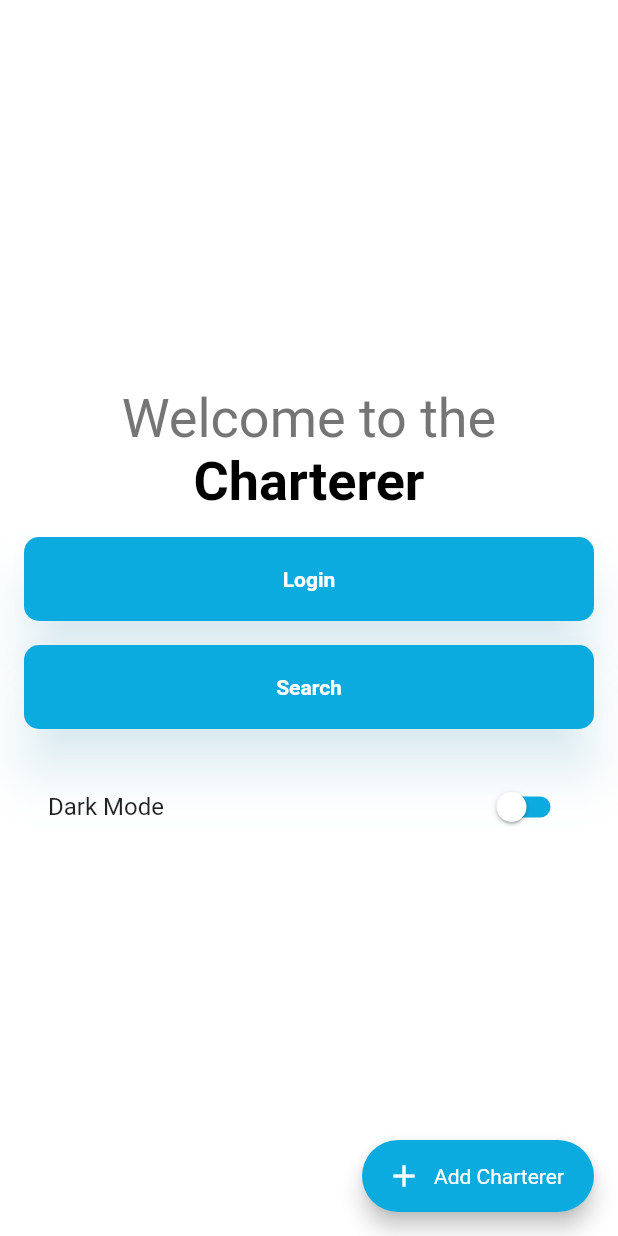
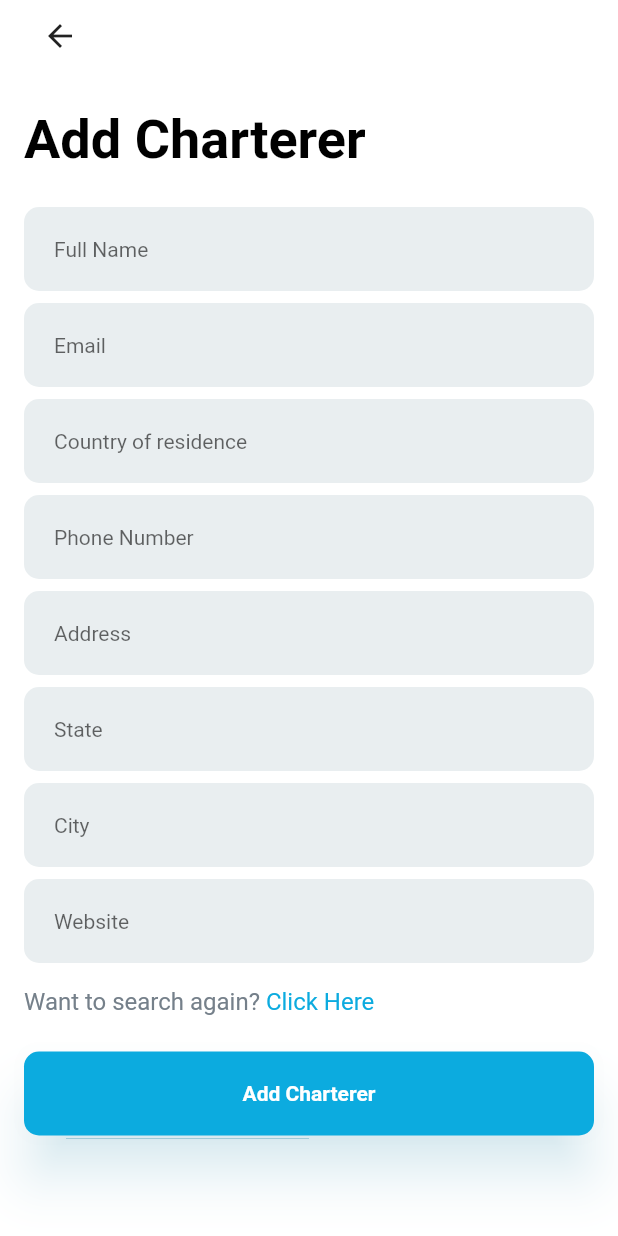
Before and after one commit to iamsahilsonawane/charterer_test_demo, a Flutter app: the screen it shows after launch, after a tap on "Add Charterer", on a phone screen of 412 x 824 dp. Run offline on Flutter 3.47's test engine with Material 2 defaults, Android fonts, the light colour scheme and no system bars; our stand-ins replace dio, equatable, flutter_bloc, get_it, shared_preferences.

Commit message:
feat: add charterer design

```diff
--- a/lib/app_router.dart
+++ b/lib/app_router.dart
@@ -1,5 +1,6 @@
 import 'dart:developer';
 
+import 'package:charter_flutter/presentation/pages/charterer/add_charterer_page.dart';
 import 'package:charter_flutter/presentation/pages/home_page/home_page.dart';
 import 'package:flutter/material.dart';
 
@@ -54,6 +55,12 @@ class AppRouter {
           fullscreenDialog: false,
         );
 
+      case Routes.createCharterer:
+        return MaterialPageRoute<dynamic>(
+          builder: (_) => const AddChartererPage(),
+          settings: settings,
+          fullscreenDialog: false,
+        );
       default:
         return null;
     }
--- a/lib/presentation/core/widgets/app_text_field.dart
+++ b/lib/presentation/core/widgets/app_text_field.dart
@@ -7,17 +7,22 @@ class AppTextField extends StatelessWidget {
     this.hintText,
     this.onChanged,
     this.onSubmitted,
+    this.isDensePadding = false,
+    this.controller,
   }) : super(key: key);
 
   final Widget? suffixIcon;
   final String? hintText;
   final void Function(String)? onChanged;
   final void Function(String)? onSubmitted;
+  final bool isDensePadding;
+  final TextEditingController? controller;
 
   @override
   Widget build(BuildContext context) {
     return TextField(
       style: const TextStyle(fontSize: 14, fontWeight: FontWeight.w400),
+      controller: controller,
       onChanged: onChanged,
       onSubmitted: onSubmitted,
       decoration: InputDecoration(
@@ -27,8 +32,9 @@ class AppTextField extends StatelessWidget {
         suffixIconConstraints:
             const BoxConstraints(minHeight: 30, minWidth: 30),
         isDense: true,
-        contentPadding:
-            const EdgeInsets.symmetric(horizontal: 20.0, vertical: 12.0),
+        contentPadding: isDensePadding
+            ? const EdgeInsets.symmetric(horizontal: 20.0, vertical: 12.0)
+            : const EdgeInsets.symmetric(horizontal: 20.0, vertical: 20.0),
         border: OutlineInputBorder(
           borderRadius: BorderRadius.circular(10.0),
           borderSide: BorderSide.none,
--- a/lib/presentation/pages/charterer/add_charterer_page.dart
+++ b/lib/presentation/pages/charterer/add_charterer_page.dart
@@ -1,9 +1,128 @@
+import 'package:charter_flutter/presentation/core/ui_helpers.dart';
+import 'package:charter_flutter/presentation/core/widgets/app_text_field.dart';
+import 'package:charter_flutter/presentation/core/widgets/default_app_padding.dart';
+import 'package:flutter/material.dart';
 
-// class AddChartererPage extends StatelessWidget {
-//   const AddChartererPage({super.key});
+import '../../core/colors.dart';
 
-//   @override
-//   Widget build(BuildContext context) {
-//     return;k
-//   }
-// }
+class AddChartererPage extends StatefulWidget {
+  const AddChartererPage({super.key});
+
+  @override
+  State<AddChartererPage> createState() => _AddChartererPageState();
+}
+
+class _AddChartererPageState extends State<AddChartererPage> {
+  final TextEditingController _nameController = TextEditingController();
+  final TextEditingController _emailController = TextEditingController();
+  final TextEditingController _phoneController = TextEditingController();
+  final TextEditingController _countryController = TextEditingController();
+  final TextEditingController _stateController = TextEditingController();
+  final TextEditingController _cityController = TextEditingController();
+  final TextEditingController _addressController = TextEditingController();
+  final TextEditingController _websiteController = TextEditingController();
+
+  @override
+  void dispose() {
+    super.dispose();
+    _nameController.dispose();
+    _emailController.dispose();
+    _phoneController.dispose();
+    _countryController.dispose();
+    _stateController.dispose();
+    _cityController.dispose();
+    _addressController.dispose();
+    _websiteController.dispose();
+  }
+
+  @override
+  Widget build(BuildContext context) {
+    return Scaffold(
+      body: SafeArea(
+        child: SingleChildScrollView(
+          child: DefaultAppPadding.onlyHorizontal(
+            child: Column(
+              crossAxisAlignment: CrossAxisAlignment.stretch,
+              children: [
+                const Align(
+                    alignment: Alignment.centerLeft, child: BackButton()),
+                verticalSpaceMedium,
+                Text(
+                  "Add Charterer",
+                  style: textTheme(context).headlineMedium!,
+                ),
+                verticalSpaceMedium,
+                AppTextField(
+                  hintText: "Full Name",
+                  controller: _nameController,
+                ),
+                verticalSpaceSmall,
+                AppTextField(
+                  hintText: "Email",
+                  controller: _emailController,
+                ),
+                verticalSpaceSmall,
+                AppTextField(
+                  hintText: "Country of residence",
+                  controller: _countryController,
+                ),
+                verticalSpaceSmall,
+                AppTextField(
+                  hintText: "Phone Number",
+                  controller: _phoneController,
+                ),
+                verticalSpaceSmall,
+                AppTextField(
+                  hintText: "Address",
+                  controller: _addressController,
+                ),
+                verticalSpaceSmall,
+                AppTextField(
+                  hintText: "State",
+                  controller: _stateController,
+                ),
+                verticalSpaceSmall,
+                AppTextField(
+                  hintText: "City",
+                  controller: _cityController,
+                ),
+                verticalSpaceSmall,
+                AppTextField(
+                  hintText: "Website",
+                  controller: _websiteController,
+                ),
+                verticalSpaceRegular,
+                Row(
+                  children: [
+                    Flexible(
+                      child: Text(
+                        "Want to search again? ",
+                        style: textTheme(context)
+                            .bodySmall!
+                            .copyWith(color: AppColors.greyTextColor),
+                      ),
+                    ),
+                    GestureDetector(
+                      onTap: () {},
+                      child: Text(
+                        "Click Here",
+                        style: textTheme(context)
+                            .bodySmall!
+                            .copyWith(color: AppColors.primaryColor),
+                      ),
+                    ),
+                  ],
+                ),
+                verticalSpaceMedium,
+                ElevatedButton(
+                  onPressed: () {},
+                  child: const Text("Add Charterer"),
+                ),
+              ],
+            ),
+          ),
+        ),
+      ),
+    );
+  }
+}
--- a/lib/presentation/pages/home_page/home_page.dart
+++ b/lib/presentation/pages/home_page/home_page.dart
@@ -1,3 +1,4 @@
+import 'package:charter_flutter/app_router.dart';
 import 'package:charter_flutter/presentation/bloc/auth/auth_cubit.dart';
 import 'package:charter_flutter/presentation/bloc/charterer/search/search_cubit.dart';
 import 'package:charter_flutter/presentation/bloc/core/theme_bloc.dart';
@@ -20,7 +21,9 @@ class HomePage extends StatelessWidget {
   Widget build(BuildContext context) {
     return Scaffold(
       floatingActionButton: FloatingActionButton.extended(
-        onPressed: () {},
+        onPressed: () {
+          AppRouter.navigateToPage(Routes.createCharterer);
+        },
         label: const Text('Add Charterer'),
         icon: const Icon(Icons.add),
         extendedTextStyle: const TextStyle(letterSpacing: 0),
```
